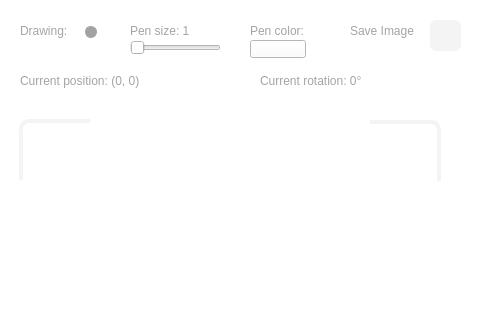
Before: the Qt Designer form ui/mainwindow.ui in Huxyshuu/TurtleGraphics-1, drawn with Qt 5; both pictures show x 300 to 780 and y 0 to 320 of the 780 by 505 pixel window.
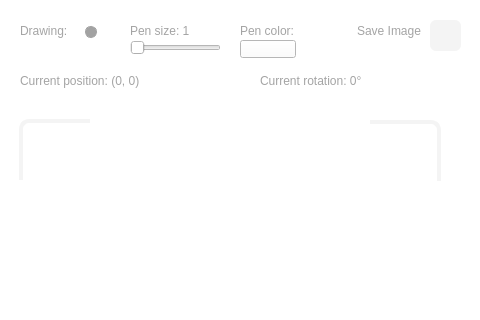
After: the same form once the commit is applied.

Commit message: Fixed small error.. oopsie

```diff
--- a/ui/mainwindow.ui
+++ b/ui/mainwindow.ui
@@ -464,7 +464,7 @@
    <widget class="QLabel" name="label_5">
     <property name="geometry">
      <rect>
-      <x>550</x>
+      <x>540</x>
       <y>20</y>
       <width>91</width>
       <height>21</height>
@@ -480,7 +480,7 @@
    <widget class="QPushButton" name="colorButton">
     <property name="geometry">
      <rect>
-      <x>550</x>
+      <x>540</x>
       <y>40</y>
       <width>56</width>
       <height>18</height>
@@ -523,9 +523,9 @@
    <widget class="QLabel" name="label_6">
     <property name="geometry">
      <rect>
-      <x>650</x>
+      <x>640</x>
       <y>20</y>
-      <width>71</width>
+      <width>81</width>
       <height>21</height>
      </rect>
     </property>
@@ -535,6 +535,9 @@
     <property name="text">
      <string>Save Image</string>
     </property>
+    <property name="alignment">
+     <set>Qt::AlignmentFlag::AlignRight|Qt::AlignmentFlag::AlignTrailing|Qt::AlignmentFlag::AlignVCenter</set>
+    </property>
    </widget>
    <zorder>listView</zorder>
    <zorder>lineEdit</zorder>
```
Left out of the diff: 32 changed lines with no effect on the pictures. The commit also changes 1 other file.
